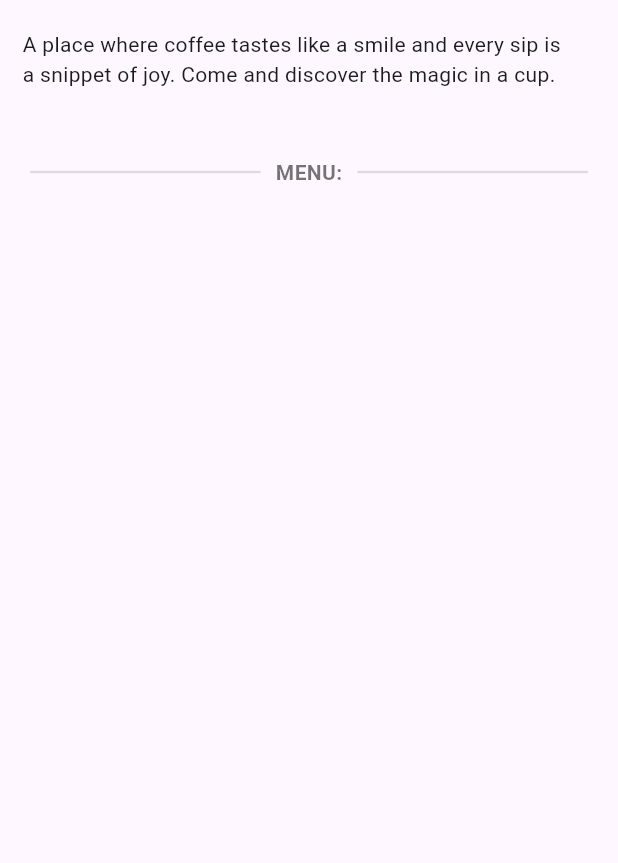
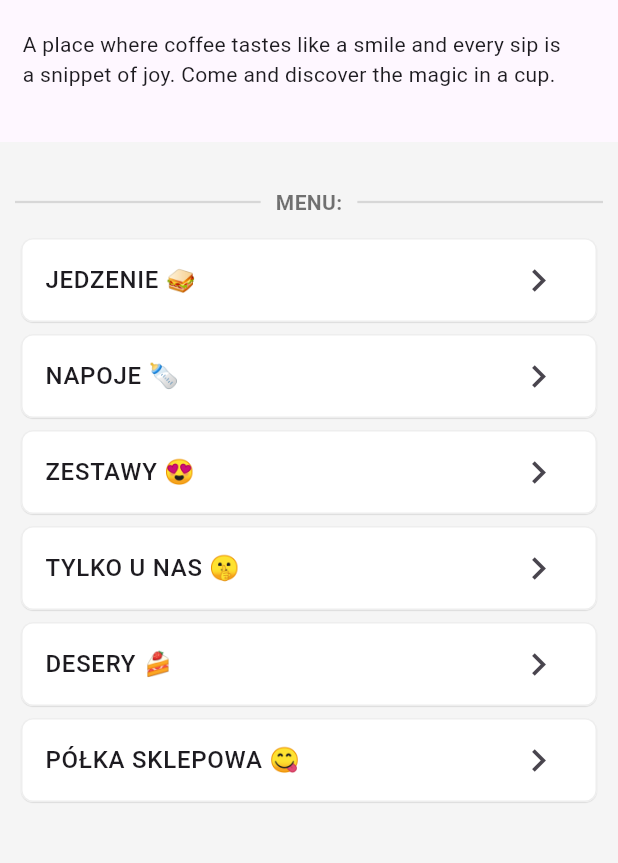
Before and after one commit to igorurbaniak/cafe_of_happiness_app, a Flutter app: the screen it shows after launch, on a phone screen of 412 x 824 dp, the part 278-1141 px from its top. Run offline on Flutter 3.47's test engine with Material 3 defaults, Android fonts, the phone set to English and light mode, and no system bars.

Commit message:
Add Menu List as ListView

```diff
--- a/lib/widgets/home_discription.dart
+++ b/lib/widgets/home_discription.dart
@@ -7,7 +7,7 @@ class HomeDiscription extends StatelessWidget {
   Widget build(BuildContext context) {
     return Container(
       width: double.infinity,
-      height: 180,
+      height: 200,
       padding: const EdgeInsets.only(top: 25, left: 15, right: 15),
       child: const Stack(
         alignment: Alignment.topLeft,
@@ -36,7 +36,6 @@ class HomeDiscription extends StatelessWidget {
               height: 80,
             ),
           ),
-          SizedBox(height: 15),
           Positioned(
             top: 100,
             child: Text(
--- a/lib/widgets/home_menu_list.dart
+++ b/lib/widgets/home_menu_list.dart
@@ -5,11 +5,22 @@ class HomeMednuList extends StatelessWidget {
 
   @override
   Widget build(BuildContext context) {
-    return Container(
-      padding: const EdgeInsets.only(top: 30, left: 20, right: 20),
-      child: const Column(
+    final items = [
+      'JEDZENIE 🥪',
+      'NAPOJE 🍼',
+      'ZESTAWY 😍',
+      'TYLKO U NAS 🤫',
+      'DESERY 🍰',
+      'PÓŁKA SKLEPOWA 😋',
+    ];
+
+    return Expanded(
+      child: Container(
+        color: Colors.grey.shade100,
+        padding: const EdgeInsets.only(top: 30, left: 10, right: 10),
+        child: Column(
           children: [
-          Row(
+            const Row(
               children: [
                 Expanded(
                   child: Divider(
@@ -35,7 +46,34 @@ class HomeMednuList extends StatelessWidget {
                 ),
               ],
             ),
+            const SizedBox(height: 10),
+            ListView.builder(
+              physics: const NeverScrollableScrollPhysics(),
+              shrinkWrap: true,
+              itemCount: items.length,
+              itemBuilder: (context, index) {
+                return Card(
+                  shape: RoundedRectangleBorder(
+                      side: BorderSide(color: Colors.grey.shade200, width: 1),
+                      borderRadius: BorderRadius.circular(8)),
+                  shadowColor: Colors.grey.shade100,
+                  elevation: 0.3,
+                  color: Colors.white,
+                  child: ListTile(
+                    title: Text(
+                      items[index],
+                      style: const TextStyle(fontWeight: FontWeight.w500),
+                    ),
+                    trailing: const Icon(
+                      Icons.keyboard_arrow_right,
+                      size: 30,
+                    ),
+                  ),
+                );
+              },
+            ),
           ],
+        ),
       ),
     );
   }
```
Lines whose indentation alone changed are shown as unchanged.
